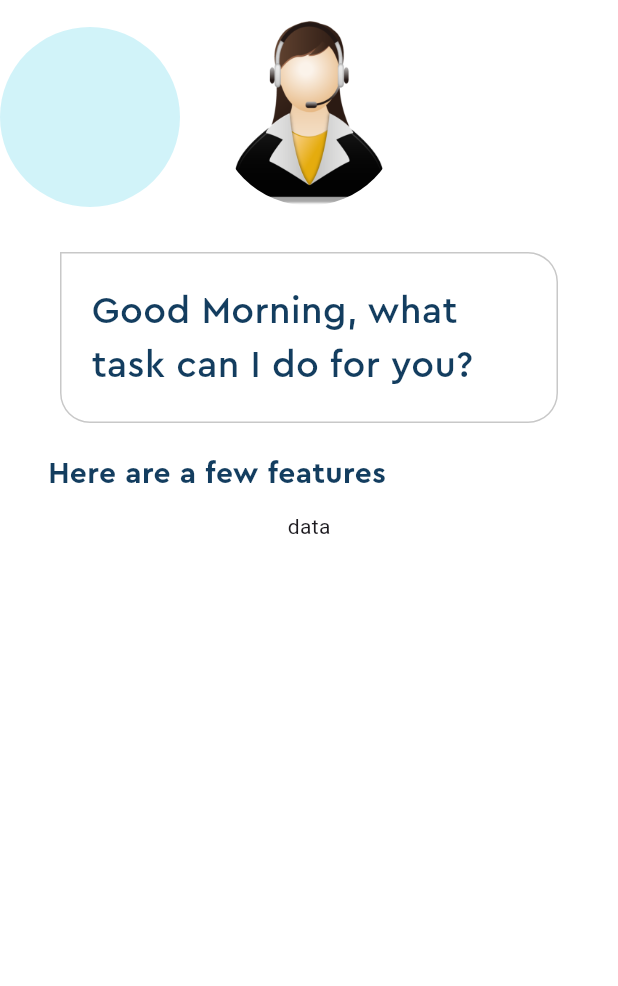
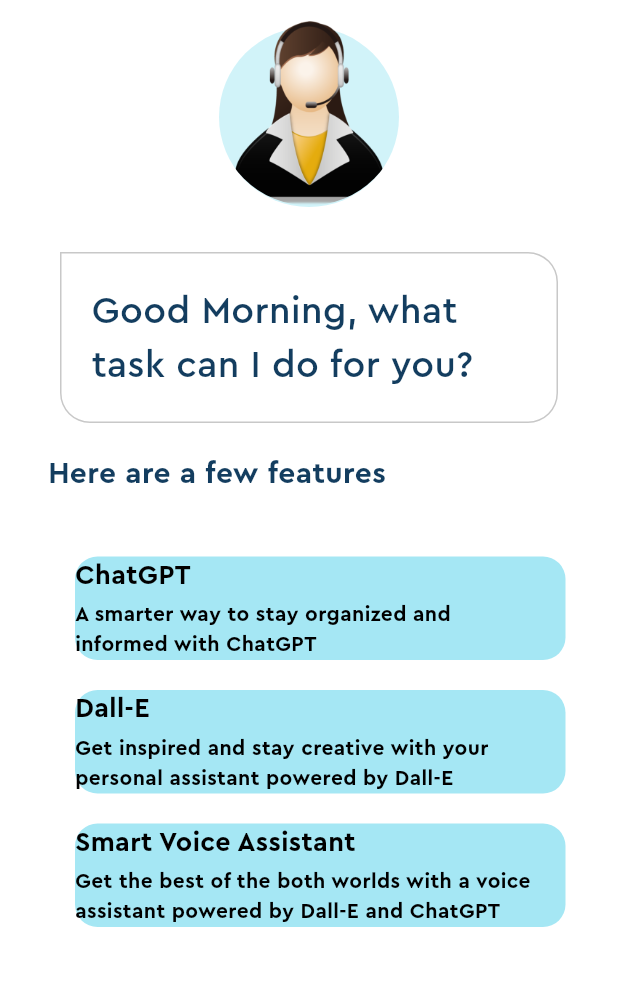
Before and after one commit to Ozurumba007/voice_assistance_ai, a Flutter app: the screen it shows after launch, on a phone screen of 412 x 824 dp, the part 63-1049 px from its top. Run offline on Flutter 3.47's test engine with Material 2 defaults, Android fonts, the phone set to English and light mode, and no system bars.

Commit message:
added the alternative features to the app screen \ centered the container in the stack widget

```diff
--- a/lib/feature_box.dart
+++ b/lib/feature_box.dart
@@ -0,0 +1,59 @@
+import 'package:flutter/material.dart';
+
+import 'pallete.dart';
+
+class FeatureBox extends StatelessWidget {
+  final Color color;
+  final String headerText;
+  final String descriptionText;
+  FeatureBox({
+    super.key,
+    required this.color,
+    required this.headerText,
+    required this.descriptionText,
+  });
+
+  @override
+  Widget build(BuildContext context) {
+    return Container(
+      margin: EdgeInsets.symmetric(
+        horizontal: 35,
+        vertical: 10,
+      ),
+      decoration: BoxDecoration(
+        color: color,
+        borderRadius: const BorderRadius.all(
+          Radius.circular(15),
+        ),
+      ),
+      child: Column(
+        children: [
+          Align(
+            alignment: Alignment.centerLeft,
+            child: Text(
+              headerText,
+              style: const TextStyle(
+                fontFamily: 'Cera Pro',
+                color: Pallete.blackColor,
+                fontSize: 18,
+                fontWeight: FontWeight.bold,
+              ),
+            ),
+          ),
+          SizedBox(height: 3),
+          Padding(
+            padding: const EdgeInsets.only(right: 20.0),
+            child: Text(
+              descriptionText,
+              style: const TextStyle(
+                fontFamily: 'Cera Pro',
+                color: Pallete.blackColor,
+                fontWeight: FontWeight.bold,
+              ),
+            ),
+          ),
+        ],
+      ),
+    );
+  }
+}
--- a/lib/home_page.dart
+++ b/lib/home_page.dart
@@ -1,4 +1,5 @@
 import 'package:flutter/material.dart';
+import 'package:voice_assistance_ai/feature_box.dart';
 import 'package:voice_assistance_ai/pallete.dart';
 
 class HomePage extends StatefulWidget {
@@ -22,13 +23,15 @@ class _HomePageState extends State<HomePage> {
           // Virtual Assistant Picture
           Stack(
             children: [
-              Container(
+              Center(
+                child: Container(
                   height: 120,
                   width: 120,
                   margin: const EdgeInsets.only(top: 4),
                   decoration: const BoxDecoration(
                     color: Pallete.assistantCircleColor,
                     shape: BoxShape.circle,
+                  ),
                 ),
               ),
               Container(
@@ -88,8 +91,32 @@ class _HomePageState extends State<HomePage> {
             ),
           ),
           //  alternative features list
-          Column(
-            children: [Text('data')],
+          Padding(
+            padding: const EdgeInsets.symmetric(vertical: 20.0).copyWith(
+              left: 15,
+            ),
+            child: Column(
+              children: [
+                FeatureBox(
+                  color: Pallete.firstSuggestionBoxColor,
+                  headerText: 'ChatGPT',
+                  descriptionText:
+                      'A smarter way to stay organized and informed with ChatGPT',
+                ),
+                FeatureBox(
+                  color: Pallete.firstSuggestionBoxColor,
+                  headerText: 'Dall-E',
+                  descriptionText:
+                      'Get inspired and stay creative with your personal assistant powered by Dall-E',
+                ),
+                FeatureBox(
+                  color: Pallete.firstSuggestionBoxColor,
+                  headerText: 'Smart Voice Assistant',
+                  descriptionText:
+                      'Get the best of the both worlds with a voice assistant powered by Dall-E and ChatGPT',
+                ),
+              ],
+            ),
           )
         ],
       ),
```
Lines whose indentation alone changed are shown as unchanged.
